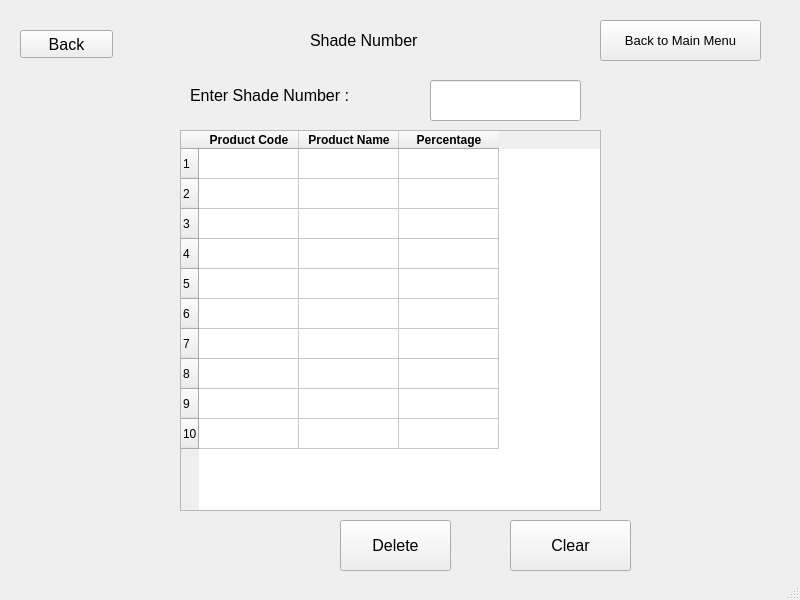
Qt form UI/new_shade_delete.ui (nilay1221/Inventory_Management) before a commit.
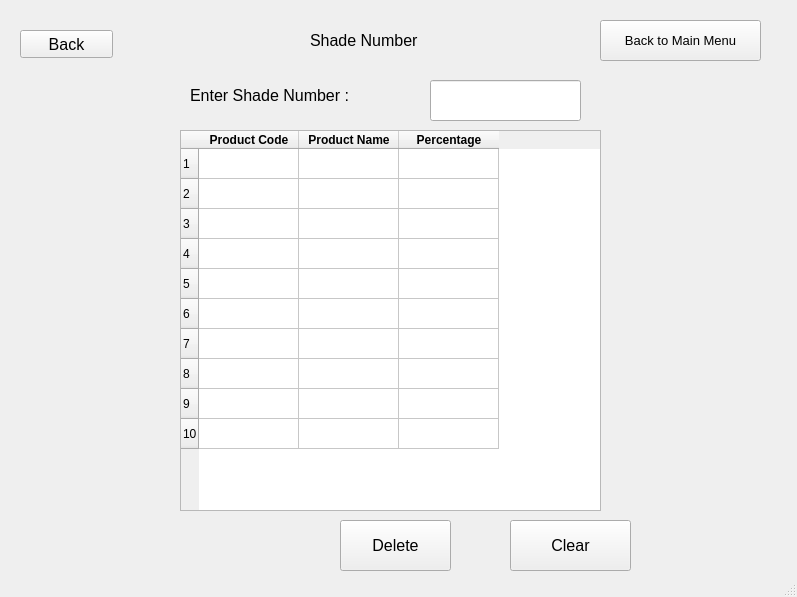
The same form after that commit.

```diff
--- a/UI/new_shade_delete.ui
+++ b/UI/new_shade_delete.ui
@@ -6,8 +6,8 @@
    <rect>
     <x>0</x>
     <y>0</y>
-    <width>800</width>
-    <height>600</height>
+    <width>797</width>
+    <height>597</height>
    </rect>
   </property>
   <property name="windowTitle">
```
